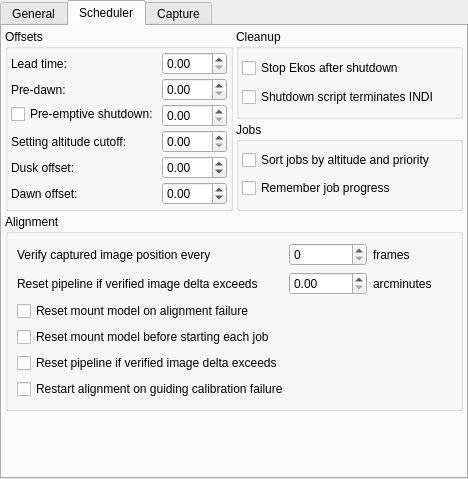
The window that kstars/ekos/opsekos.ui (KDE/kstars) describes before a commit, drawn with Qt 5.
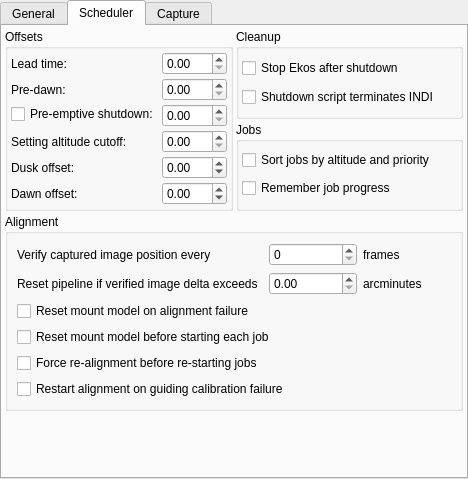
The same window after the commit. The open tabs and pages were chosen to show the change. Icons and pictures are not drawn.

Commit message: Fix broken checkbox label and tooltip.

```diff
--- a/kstars/ekos/opsekos.ui
+++ b/kstars/ekos/opsekos.ui
@@ -427,7 +427,7 @@
           <string>If captured position exceeds target position by more this many arcminutes, abort capture and reschedule the pipeline.</string>
          </property>
          <property name="text">
-          <string>Reset pipeline if verified image delta exceeds</string>
+          <string>Force re-alignment before re-starting jobs</string>
          </property>
         </widget>
        </item>
```
Left out of the diff: 2 changed lines with no effect on the pictures. Lines whose indentation alone changed are shown as unchanged.
